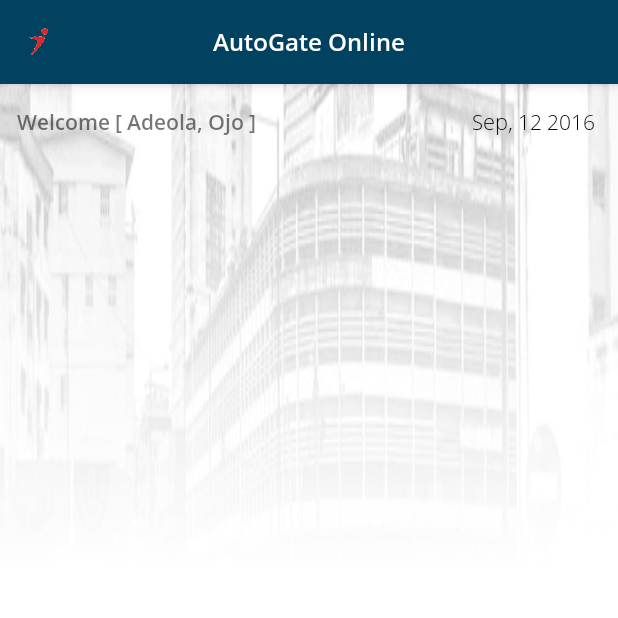
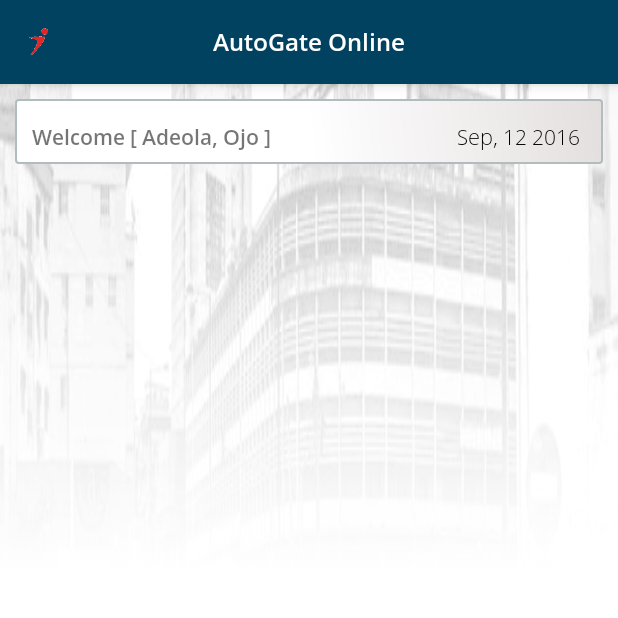
Before and after one commit to ojoadeolagabriel/autopay_go_online, an Android app: the screen it shows after launch (Main), on a phone screen of 412 x 824 dp, the top half of it. Run offline under Robolectric (Android 15) with nearby library versions, the phone set to English and light mode, and no system bars; libraries missing offline, so code that uses them is left out: com.loopj.android, cz.msebera.android; 3 statements that could not run were skipped.

Commit message:
first blood 2

```diff
--- a/app/src/main/res/layout/main.xml
+++ b/app/src/main/res/layout/main.xml
@@ -32,6 +32,8 @@
     </android.support.v7.widget.Toolbar>
 
     <LinearLayout
+        android:layout_margin="10dp"
+        android:background="@drawable/item_background"
         android:layout_width="match_parent"
         android:layout_height="wrap_content">
 
```
